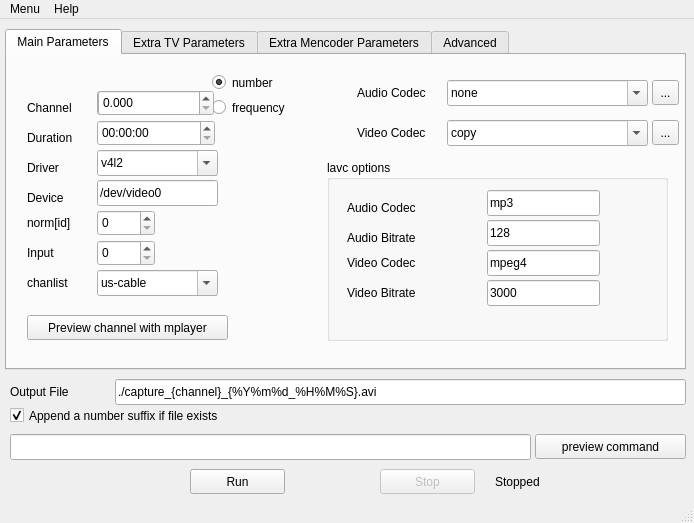
The window that ui/mtvcgui.ui (sbruno/mtvcgui) describes before a commit, drawn with Qt 5.
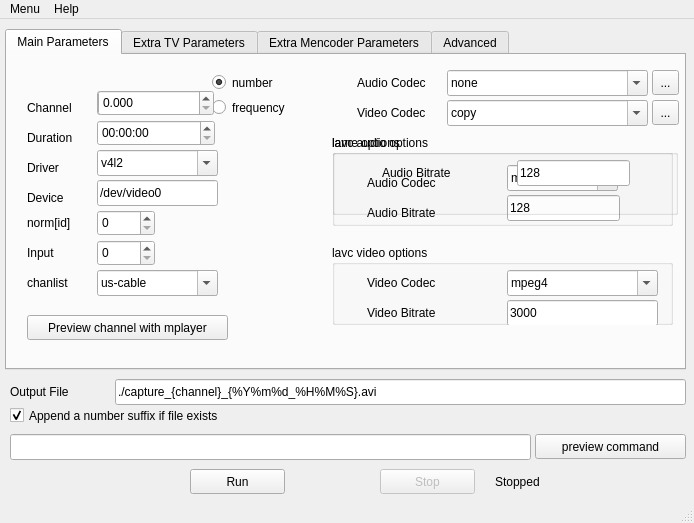
The same window after the commit.

Commit message: Modified defaults, mtvcgui.ini.sample and added more options for codecs

What changed in the file:
```diff
--- a/ui/mtvcgui.ui
+++ b/ui/mtvcgui.ui
@@ -214,7 +214,7 @@
       <property name="geometry" >
        <rect>
         <x>350</x>
-        <y>30</y>
+        <y>20</y>
         <width>91</width>
         <height>16</height>
        </rect>
@@ -227,7 +227,7 @@
       <property name="geometry" >
        <rect>
         <x>440</x>
-        <y>65</y>
+        <y>45</y>
         <width>201</width>
         <height>26</height>
        </rect>
@@ -370,7 +370,7 @@
       <property name="geometry" >
        <rect>
         <x>350</x>
-        <y>70</y>
+        <y>50</y>
         <width>91</width>
         <height>16</height>
        </rect>
@@ -383,7 +383,7 @@
       <property name="geometry" >
        <rect>
         <x>440</x>
-        <y>25</y>
+        <y>15</y>
         <width>201</width>
         <height>26</height>
        </rect>
@@ -446,32 +446,19 @@
      <widget class="QGroupBox" name="groupBox" >
       <property name="geometry" >
        <rect>
-        <x>320</x>
-        <y>105</y>
+        <x>325</x>
+        <y>80</y>
         <width>341</width>
-        <height>181</height>
+        <height>91</height>
        </rect>
       </property>
       <property name="title" >
-       <string>lavc options</string>
+       <string>lavc audio options</string>
       </property>
-      <widget class="QLineEdit" name="lavc_audiocodec" >
-       <property name="geometry" >
-        <rect>
-         <x>160</x>
-         <y>30</y>
-         <width>113</width>
-         <height>26</height>
-        </rect>
-       </property>
-       <property name="text" >
-        <string>mp3</string>
-       </property>
-      </widget>
       <widget class="QLineEdit" name="lavc_audiobitrate" >
        <property name="geometry" >
         <rect>
-         <x>160</x>
+         <x>175</x>
          <y>60</y>
          <width>113</width>
          <height>26</height>
@@ -484,7 +471,7 @@
       <widget class="QLabel" name="label_19" >
        <property name="geometry" >
         <rect>
-         <x>20</x>
+         <x>35</x>
          <y>40</y>
          <width>136</width>
          <height>16</height>
@@ -497,7 +484,7 @@
       <widget class="QLabel" name="label_20" >
        <property name="geometry" >
         <rect>
-         <x>20</x>
+         <x>35</x>
          <y>70</y>
          <width>136</width>
          <height>16</height>
@@ -507,64 +494,45 @@
         <string>Audio Bitrate</string>
        </property>
       </widget>
-      <widget class="QLineEdit" name="lavc_videocodec" >
+      <widget class="QComboBox" name="lavc_audiocodec" >
        <property name="geometry" >
         <rect>
-         <x>160</x>
-         <y>90</y>
-         <width>113</width>
+         <x>175</x>
+         <y>30</y>
+         <width>111</width>
          <height>26</height>
         </rect>
        </property>
-       <property name="text" >
-        <string>mpeg4</string>
+       <property name="editable" >
+        <bool>true</bool>
        </property>
-      </widget>
-      <widget class="QLabel" name="label_21" >
-       <property name="geometry" >
-        <rect>
-         <x>20</x>
-         <y>95</y>
-         <width>136</width>
-         <height>16</height>
-        </rect>
-       </property>
-       <property name="text" >
-        <string>Video Codec</string>
-       </property>
-      </widget>
-      <widget class="QLabel" name="label_22" >
-       <property name="geometry" >
-        <rect>
-         <x>20</x>
-         <y>125</y>
-         <width>136</width>
-         <height>16</height>
-        </rect>
-       </property>
-       <property name="text" >
-        <string>Video Bitrate</string>
-       </property>
-      </widget>
-      <widget class="QLineEdit" name="lavc_videobitrate" >
-       <property name="geometry" >
-        <rect>
-         <x>160</x>
-         <y>120</y>
-         <width>113</width>
-         <height>26</height>
-        </rect>
-       </property>
-       <property name="text" >
-        <string>3000</string>
-       </property>
+       <item>
+        <property name="text" >
+         <string>mp2</string>
+        </property>
+       </item>
+       <item>
+        <property name="text" >
+         <string>ac3</string>
+        </property>
+       </item>
+       <item>
+        <property name="text" >
+         <string>adpcm_ima_wav</string>
+        </property>
+       </item>
+       <item>
+        <property name="text" >
+         <string>mp3</string>
+        </property>
+       </item>
       </widget>
      </widget>
      <widget class="QToolButton" name="showAudioCodecsButton" >
       <property name="geometry" >
        <rect>
         <x>645</x>
-        <y>25</y>
+        <y>15</y>
         <width>27</width>
         <height>25</height>
        </rect>
@@ -577,7 +545,7 @@
       <property name="geometry" >
        <rect>
         <x>645</x>
-        <y>65</y>
+        <y>45</y>
         <width>27</width>
         <height>25</height>
        </rect>
@@ -644,6 +612,165 @@
        <string>Preview channel with mplayer</string>
       </property>
      </widget>
+     <widget class="QGroupBox" name="lavc_video_options_box" >
+      <property name="geometry" >
+       <rect>
+        <x>325</x>
+        <y>190</y>
+        <width>341</width>
+        <height>80</height>
+       </rect>
+      </property>
+      <property name="title" >
+       <string>lavc video options</string>
+      </property>
+      <widget class="QLabel" name="label_22" >
+       <property name="geometry" >
+        <rect>
+         <x>35</x>
+         <y>60</y>
+         <width>136</width>
+         <height>16</height>
+        </rect>
+       </property>
+       <property name="text" >
+        <string>Video Bitrate</string>
+       </property>
+      </widget>
+      <widget class="QLabel" name="label_21" >
+       <property name="geometry" >
+        <rect>
+         <x>35</x>
+         <y>30</y>
+         <width>136</width>
+         <height>16</height>
+        </rect>
+       </property>
+       <property name="text" >
+        <string>Video Codec</string>
+       </property>
+      </widget>
+      <widget class="QLineEdit" name="lavc_videobitrate" >
+       <property name="geometry" >
+        <rect>
+         <x>175</x>
+         <y>55</y>
+         <width>151</width>
+         <height>26</height>
+        </rect>
+       </property>
+       <property name="text" >
+        <string>3000</string>
+       </property>
+      </widget>
+      <widget class="QComboBox" name="lavc_videocodec" >
+       <property name="geometry" >
+        <rect>
+         <x>175</x>
+         <y>25</y>
+         <width>151</width>
+         <height>26</height>
+        </rect>
+       </property>
+       <property name="editable" >
+        <bool>true</bool>
+       </property>
+       <item>
+        <property name="text" >
+         <string>mpeg4</string>
+        </property>
+       </item>
+       <item>
+        <property name="text" >
+         <string>mjpeg</string>
+        </property>
+       </item>
+       <item>
+        <property name="text" >
+         <string>h263</string>
+        </property>
+       </item>
+       <item>
+        <property name="text" >
+         <string>h263p</string>
+        </property>
+       </item>
+       <item>
+        <property name="text" >
+         <string>mspeg4</string>
+        </property>
+       </item>
+       <item>
+        <property name="text" >
+         <string>mspeg4v2</string>
+        </property>
+       </item>
+       <item>
+        <property name="text" >
+         <string>wmv1</string>
+        </property>
+       </item>
+       <item>
+        <property name="text" >
+         <string>wmv2</string>
+        </property>
+       </item>
+       <item>
+        <property name="text" >
+         <string>rv10</string>
+        </property>
+       </item>
+       <item>
+        <property name="text" >
+         <string>mpeg1video</string>
+        </property>
+       </item>
+       <item>
+        <property name="text" >
+         <string>huffyuv</string>
+        </property>
+       </item>
+      </widget>
+     </widget>
+     <widget class="QGroupBox" name="lame_options_box" >
+      <property name="geometry" >
+       <rect>
+        <x>325</x>
+        <y>80</y>
+        <width>346</width>
+        <height>80</height>
+       </rect>
+      </property>
+      <property name="title" >
+       <string>lame options</string>
+      </property>
+      <widget class="QLabel" name="label_28" >
+       <property name="geometry" >
+        <rect>
+         <x>50</x>
+         <y>30</y>
+         <width>101</width>
+         <height>16</height>
+        </rect>
+       </property>
+       <property name="text" >
+        <string>Audio Bitrate</string>
+       </property>
+      </widget>
+      <widget class="QLineEdit" name="lame_audiobitrate" >
+       <property name="geometry" >
+        <rect>
+         <x>185</x>
+         <y>25</y>
+         <width>113</width>
+         <height>26</height>
+        </rect>
+       </property>
+       <property name="text" >
+        <string>128</string>
+       </property>
+      </widget>
+     </widget>
     </widget>
     <widget class="QWidget" name="tab_2" >
      <attribute name="title" >
```
Left out of the diff: 40 changed lines with no effect on the pictures. The commit also changes 7 other files.
